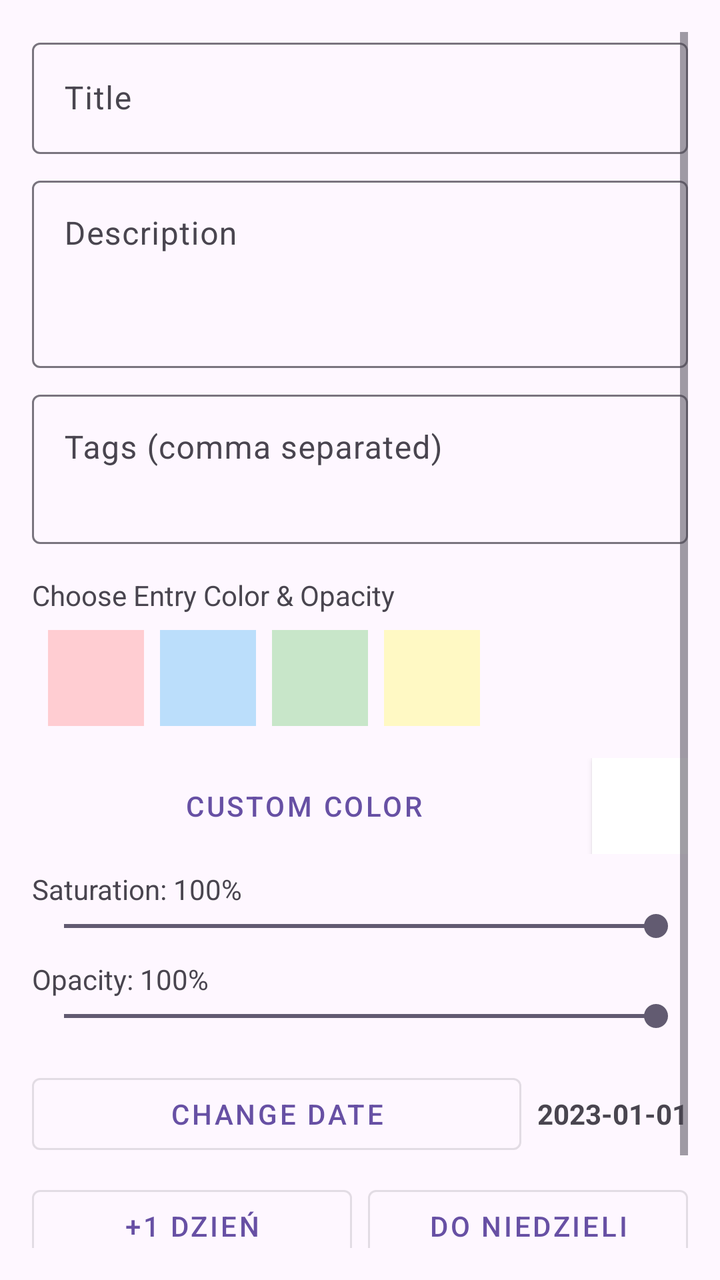
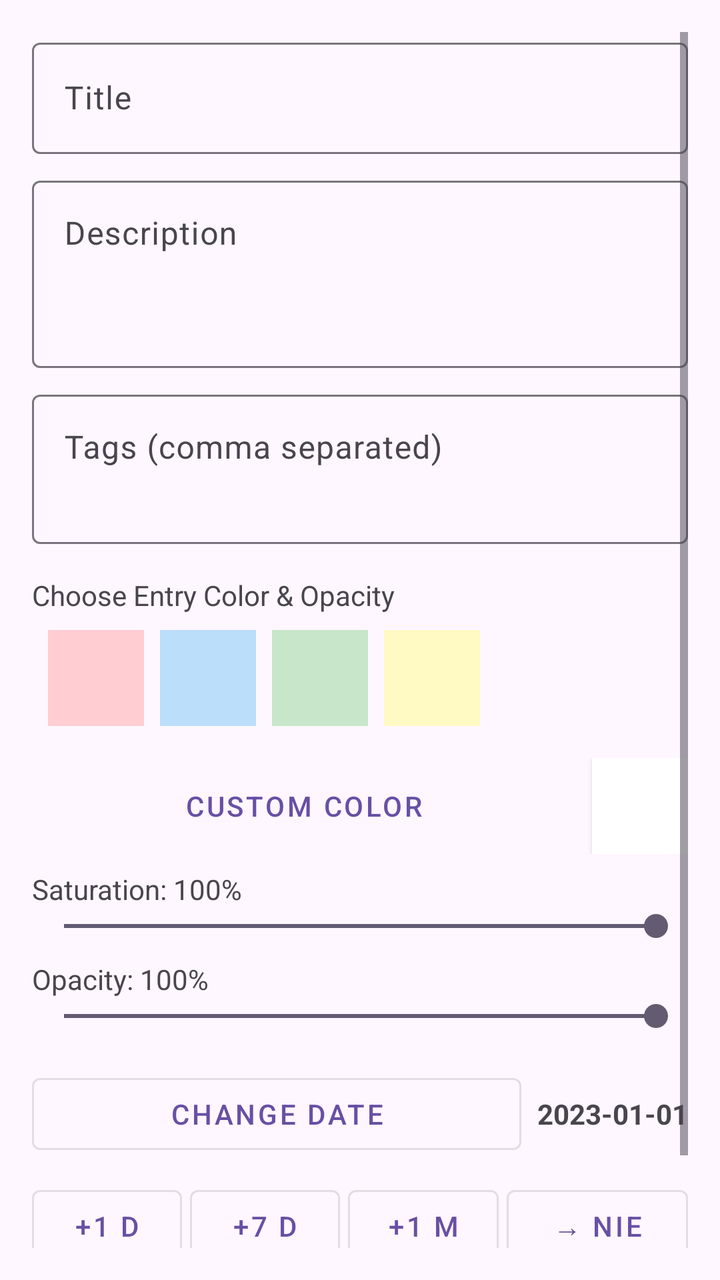

The first picture is an Android layout as it rendered before a commit; the second is the same layout after the commit. The layout source and the unified diff follow.
<!-- AndroidManifest.xml: application theme Theme.TacticalCalendar -->
<!-- res/layout/dialog_add_entry.xml -->
<?xml version="1.0" encoding="utf-8"?>
<ScrollView xmlns:android="http://schemas.android.com/apk/res/android"
    android:layout_width="match_parent"
    android:layout_height="wrap_content"
    android:padding="16dp">

    <LinearLayout
        android:layout_width="match_parent"
        android:layout_height="wrap_content"
        android:orientation="vertical">

        <com.google.android.material.textfield.TextInputLayout
            android:layout_width="match_parent"
            android:layout_height="wrap_content"
            android:hint="Title">
            <com.google.android.material.textfield.TextInputEditText
                android:id="@+id/etTitle"
                android:layout_width="match_parent"
                android:layout_height="wrap_content" />
        </com.google.android.material.textfield.TextInputLayout>

        <com.google.android.material.textfield.TextInputLayout
            android:layout_width="match_parent"
            android:layout_height="wrap_content"
            android:layout_marginTop="8dp"
            android:hint="Description">
            <com.google.android.material.textfield.TextInputEditText
                android:id="@+id/etDescription"
                android:layout_width="match_parent"
                android:layout_height="wrap_content"
                android:minLines="3"
                android:gravity="top"/>
        </com.google.android.material.textfield.TextInputLayout>

        <com.google.android.material.textfield.TextInputLayout
            android:layout_width="match_parent"
            android:layout_height="wrap_content"
            android:layout_marginTop="8dp"
            android:hint="Tags (comma separated)">
            <com.google.android.material.textfield.TextInputEditText
                android:id="@+id/etTags"
                android:layout_width="match_parent"
                android:layout_height="wrap_content"
                android:minLines="2"
                android:gravity="top"/>
        </com.google.android.material.textfield.TextInputLayout>

        <TextView
            android:layout_width="wrap_content"
            android:layout_height="wrap_content"
            android:text="Choose Entry Color &amp; Opacity"
            android:layout_marginTop="16dp"/>

        <HorizontalScrollView
            android:layout_width="match_parent"
            android:layout_height="wrap_content"
            android:padding="4dp">
            <RadioGroup
                android:id="@+id/rgColors"
                android:layout_width="wrap_content"
                android:layout_height="wrap_content"
                android:orientation="horizontal">
                
                <RadioButton android:id="@+id/rbRed" android:layout_width="48dp" android:layout_height="48dp" android:background="#FFCDD2" android:button="@null" android:layout_margin="4dp"/>
                <RadioButton android:id="@+id/rbBlue" android:layout_width="48dp" android:layout_height="48dp" android:background="#BBDEFB" android:button="@null" android:layout_margin="4dp"/>
                <RadioButton android:id="@+id/rbGreen" android:layout_width="48dp" android:layout_height="48dp" android:background="#C8E6C9" android:button="@null" android:layout_margin="4dp"/>
                <RadioButton android:id="@+id/rbYellow" android:layout_width="48dp" android:layout_height="48dp" android:background="#FFF9C4" android:button="@null" android:layout_margin="4dp"/>
            </RadioGroup>
        </HorizontalScrollView>

        <LinearLayout
            android:layout_width="match_parent"
            android:layout_height="wrap_content"
            android:orientation="horizontal"
            android:gravity="center_vertical"
            android:layout_marginTop="8dp">

            <Button
                android:id="@+id/btnCustomColor"
                android:layout_width="0dp"
                android:layout_height="wrap_content"
                android:layout_weight="1"
                android:text="Custom Color"
                style="@style/Widget.MaterialComponents.Button.TextButton"/>

            <View
                android:id="@+id/viewSelectedColor"
                android:layout_width="48dp"
                android:layout_height="48dp"
                android:layout_marginStart="8dp"
                android:background="#FFFFFF"
                android:elevation="2dp"/>
        </LinearLayout>

        <TextView
            android:id="@+id/tvSaturationLabel"
            android:layout_width="wrap_content"
            android:layout_height="wrap_content"
            android:text="Saturation: 100%"
            android:layout_marginTop="8dp"/>

        <SeekBar
            android:id="@+id/sbSaturation"
            android:layout_width="match_parent"
            android:layout_height="wrap_content"
            android:max="100"
            android:progress="100"/>

        <TextView
            android:id="@+id/tvOpacityLabel"
            android:layout_width="wrap_content"
            android:layout_height="wrap_content"
            android:text="Opacity: 100%"
            android:layout_marginTop="8dp"/>

        <SeekBar
            android:id="@+id/sbOpacity"
            android:layout_width="match_parent"
            android:layout_height="wrap_content"
            android:max="255"
            android:progress="255"/>

        <LinearLayout
            android:layout_width="match_parent"
            android:layout_height="wrap_content"
            android:orientation="horizontal"
            android:gravity="center_vertical"
            android:layout_marginTop="16dp">

            <Button
                android:id="@+id/btnPickDate"
                android:layout_width="0dp"
                android:layout_height="wrap_content"
                android:layout_weight="1"
                android:text="Change Date"
                style="@style/Widget.MaterialComponents.Button.OutlinedButton"/>

            <TextView
                android:id="@+id/tvCurrentDate"
                android:layout_width="wrap_content"
                android:layout_height="wrap_content"
                android:layout_marginStart="8dp"
                android:text="2023-01-01"
                android:textStyle="bold"/>
        </LinearLayout>

        <LinearLayout
            android:layout_width="match_parent"
            android:layout_height="wrap_content"
            android:orientation="horizontal"
            android:layout_marginTop="8dp">

            <Button
                android:id="@+id/btnMoveOneDay"
                android:layout_width="0dp"
                android:layout_height="wrap_content"
                android:layout_weight="1"
                android:text="+1 Dzień"
                style="@style/Widget.MaterialComponents.Button.OutlinedButton"/>

            <Button
                android:id="@+id/btnMoveToSunday"
                android:layout_width="0dp"
                android:layout_height="wrap_content"
                android:layout_weight="1"
                android:text="Do Niedzieli"
                android:layout_marginStart="8dp"
                style="@style/Widget.MaterialComponents.Button.OutlinedButton"/>
        </LinearLayout>

        <LinearLayout
            android:layout_width="match_parent"
            android:layout_height="wrap_content"
            android:orientation="horizontal"
            android:layout_marginTop="8dp">

            <Button
                android:id="@+id/btnSetAlarm"
                android:layout_width="0dp"
                android:layout_height="wrap_content"
                android:layout_weight="1"
                android:text="Set Alarm"
                style="@style/Widget.MaterialComponents.Button.OutlinedButton"/>

            <Button
                android:id="@+id/btnRemoveAlarm"
                android:layout_width="0dp"
                android:layout_height="wrap_content"
                android:layout_weight="1"
                android:text="Remove Alarm"
                android:layout_marginStart="8dp"
                style="@style/Widget.MaterialComponents.Button.TextButton"
                android:textColor="@android:color/holo_red_dark"/>
        </LinearLayout>

    </LinearLayout>
</ScrollView>
<!-- resources referenced by this layout -->
<resources>
  <style name="Theme.TacticalCalendar" parent="Base.Theme.TacticalCalendar" />
  <style name="Base.Theme.TacticalCalendar" parent="Theme.Material3.DayNight.NoActionBar">
          
          
      </style>
</resources>

<!-- the commit's change to res/layout/dialog_add_entry.xml (unified diff, before → after) -->
@@ -155,16 +155,34 @@
                 android:layout_width="0dp"
                 android:layout_height="wrap_content"
                 android:layout_weight="1"
-                android:text="+1 Dzień"
+                android:text="+1 D"
+                style="@style/Widget.MaterialComponents.Button.OutlinedButton"/>
+
+            <Button
+                android:id="@+id/btnMoveSevenDays"
+                android:layout_width="0dp"
+                android:layout_height="wrap_content"
+                android:layout_weight="1"
+                android:text="+7 D"
+                android:layout_marginStart="4dp"
+                style="@style/Widget.MaterialComponents.Button.OutlinedButton"/>
+
+            <Button
+                android:id="@+id/btnMoveOneMonth"
+                android:layout_width="0dp"
+                android:layout_height="wrap_content"
+                android:layout_weight="1"
+                android:text="+1 M"
+                android:layout_marginStart="4dp"
                 style="@style/Widget.MaterialComponents.Button.OutlinedButton"/>
 
             <Button
                 android:id="@+id/btnMoveToSunday"
                 android:layout_width="0dp"
                 android:layout_height="wrap_content"
-                android:layout_weight="1"
-                android:text="Do Niedzieli"
-                android:layout_marginStart="8dp"
+                android:layout_weight="1.2"
+                android:text="→ Nie"
+                android:layout_marginStart="4dp"
                 style="@style/Widget.MaterialComponents.Button.OutlinedButton"/>
         </LinearLayout>
 
